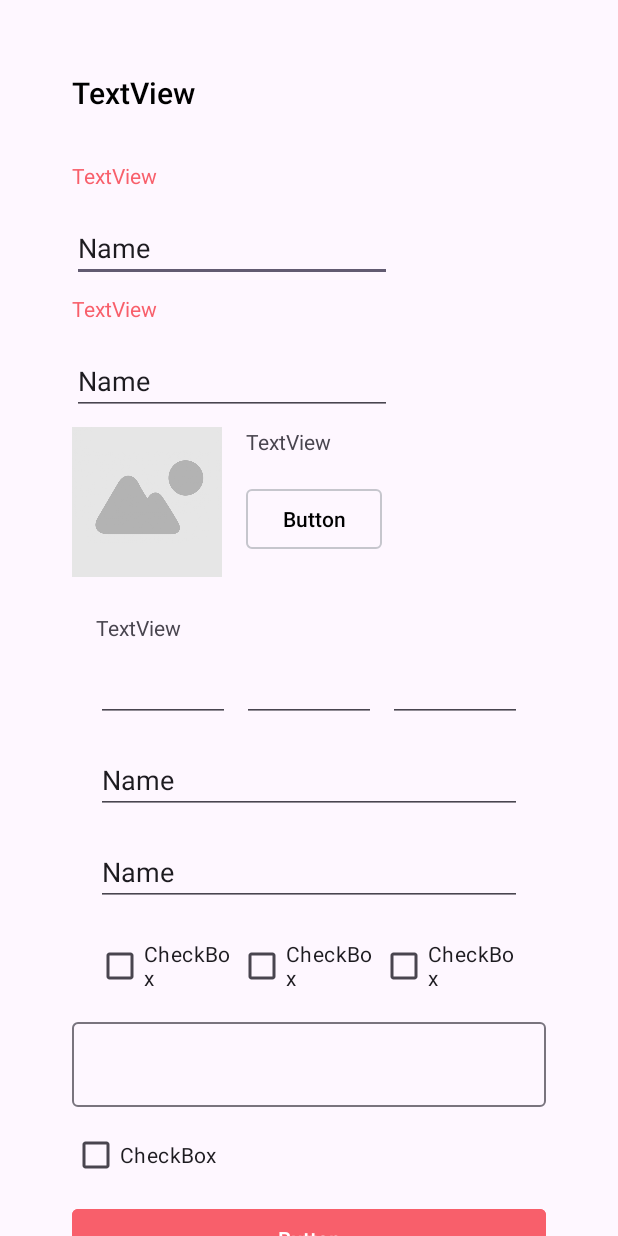
After one commit to nigroborgin/semester-work-androidapp-gasola, an Android app: the RegistrationActivity screen opened directly, with no data from a screen before it, on a phone screen of 412 x 824 dp. The commit adds this screen. Run offline under Robolectric (Android 15) with nearby library versions, the phone set to English and light mode, and no system bars.

Commit message:
add: Registration Activity

```diff
--- a/app/src/main/AndroidManifest.xml
+++ b/app/src/main/AndroidManifest.xml
@@ -12,6 +12,9 @@
         android:supportsRtl="true"
         android:theme="@style/Theme.GasOla"
         tools:targetApi="31">
+        <activity
+            android:name=".RegistrationActivity"
+            android:exported="false" />
         <activity
             android:name=".LoginActivity"
             android:exported="false" />
--- /dev/null
+++ b/app/src/main/java/ru/marsu/gasola/RegistrationActivity.kt
@@ -0,0 +1,17 @@
+package ru.marsu.gasola
+
+import android.os.Bundle
+import androidx.appcompat.app.AppCompatActivity
+import ru.marsu.gasola.databinding.ActivityRegistrationBinding
+
+class RegistrationActivity : AppCompatActivity() {
+
+    lateinit var binding: ActivityRegistrationBinding
+
+    override fun onCreate(savedInstanceState: Bundle?) {
+        super.onCreate(savedInstanceState)
+        binding = ActivityRegistrationBinding.inflate(layoutInflater)
+        setContentView(binding.root)
+    }
+
+}
--- a/app/src/main/res/layout/activity_login.xml
+++ b/app/src/main/res/layout/activity_login.xml
@@ -41,9 +41,11 @@
 
     <androidx.constraintlayout.widget.ConstraintLayout
         android:id="@+id/clLogin"
-        android:layout_width="300dp"
+        android:layout_width="0dp"
         android:layout_height="wrap_content"
+        android:layout_marginStart="48dp"
         android:layout_marginTop="64dp"
+        android:layout_marginEnd="48dp"
         app:layout_constraintEnd_toEndOf="parent"
         app:layout_constraintStart_toStartOf="parent"
         app:layout_constraintTop_toBottomOf="@+id/clLogo">
@@ -52,8 +54,11 @@
             android:id="@+id/tvLogin"
             android:layout_width="wrap_content"
             android:layout_height="wrap_content"
+            android:fontFamily="sans-serif"
             android:text="TextView"
             android:textColor="@color/black"
+            android:textFontWeight="600"
+            android:textSize="@dimen/text_sise_title"
             app:layout_constraintStart_toStartOf="parent"
             app:layout_constraintTop_toTopOf="parent"
             tools:text="Вход" />
@@ -63,6 +68,7 @@
             android:layout_width="match_parent"
             android:layout_height="match_parent"
             android:layout_marginTop="32dp"
+            android:visibility="gone"
             app:layout_constraintEnd_toEndOf="parent"
             app:layout_constraintStart_toStartOf="parent"
             app:layout_constraintTop_toBottomOf="@id/tvLogin">
@@ -81,6 +87,7 @@
                 android:id="@+id/etSmsCode"
                 android:layout_width="0dp"
                 android:layout_height="wrap_content"
+                android:layout_marginTop="@dimen/distance_form_to_title"
                 android:ems="10"
                 android:inputType="number"
                 app:layout_constraintEnd_toEndOf="parent"
@@ -107,7 +114,7 @@
             android:layout_width="0dp"
             android:layout_height="wrap_content"
             android:layout_marginTop="32dp"
-            android:visibility="gone"
+            android:visibility="visible"
             app:layout_constraintEnd_toEndOf="parent"
             app:layout_constraintStart_toStartOf="parent"
             app:layout_constraintTop_toBottomOf="@+id/tvLogin">
@@ -126,7 +133,7 @@
                 android:id="@+id/etPhone"
                 android:layout_width="0dp"
                 android:layout_height="wrap_content"
-                android:layout_marginTop="16dp"
+                android:layout_marginTop="@dimen/distance_form_to_title"
                 android:ems="10"
                 android:inputType="phone"
                 app:layout_constraintEnd_toEndOf="parent"
--- /dev/null
+++ b/app/src/main/res/layout/activity_registration.xml
@@ -0,0 +1,323 @@
+<?xml version="1.0" encoding="utf-8"?>
+<androidx.constraintlayout.widget.ConstraintLayout xmlns:android="http://schemas.android.com/apk/res/android"
+    xmlns:app="http://schemas.android.com/apk/res-auto"
+    xmlns:tools="http://schemas.android.com/tools"
+    android:id="@+id/clMain"
+    android:layout_width="match_parent"
+    android:layout_height="match_parent"
+    tools:context=".RegistrationActivity">
+
+    <androidx.constraintlayout.widget.ConstraintLayout
+        android:id="@+id/clReg"
+        android:layout_width="0dp"
+        android:layout_height="wrap_content"
+        android:layout_marginStart="48dp"
+        android:layout_marginTop="48dp"
+        android:layout_marginEnd="48dp"
+        app:layout_constraintEnd_toEndOf="parent"
+        app:layout_constraintStart_toStartOf="parent"
+        app:layout_constraintTop_toTopOf="parent">
+
+        <TextView
+            android:id="@+id/tvReg"
+            android:layout_width="wrap_content"
+            android:layout_height="wrap_content"
+            android:fontFamily="sans-serif"
+            android:text="TextView"
+            android:textColor="@color/black"
+            android:textFontWeight="600"
+            android:textSize="@dimen/text_sise_title"
+            app:layout_constraintStart_toStartOf="parent"
+            app:layout_constraintTop_toTopOf="parent"
+            tools:text="Регистрация" />
+
+        <ScrollView
+            android:layout_width="0dp"
+            android:layout_height="wrap_content"
+            android:layout_marginTop="32dp"
+            app:layout_constraintEnd_toEndOf="parent"
+            app:layout_constraintStart_toStartOf="parent"
+            app:layout_constraintTop_toBottomOf="@+id/tvReg">
+
+            <androidx.constraintlayout.widget.ConstraintLayout
+                android:id="@+id/clRegForm"
+                android:layout_width="match_parent"
+                android:layout_height="wrap_content"
+                android:visibility="visible">
+
+                <androidx.constraintlayout.widget.ConstraintLayout
+                    android:id="@+id/clInputName"
+                    android:layout_width="0dp"
+                    android:layout_height="wrap_content"
+                    app:layout_constraintEnd_toEndOf="parent"
+                    app:layout_constraintStart_toStartOf="parent"
+                    app:layout_constraintTop_toTopOf="parent">
+
+                    <TextView
+                        android:id="@+id/tvName"
+                        android:layout_width="wrap_content"
+                        android:layout_height="wrap_content"
+                        android:text="TextView"
+                        android:textColor="@color/default_pink"
+                        app:layout_constraintStart_toStartOf="parent"
+                        app:layout_constraintTop_toTopOf="parent"
+                        tools:text="Имя" />
+
+                    <EditText
+                        android:id="@+id/etName"
+                        android:layout_width="0dp"
+                        android:layout_height="wrap_content"
+                        android:layout_marginTop="@dimen/distance_form_to_title"
+                        android:ems="10"
+                        android:inputType="text"
+                        android:text="Name"
+                        app:layout_constraintStart_toStartOf="parent"
+                        app:layout_constraintTop_toBottomOf="@+id/tvName"
+                        tools:text="Укажите имя" />
+                </androidx.constraintlayout.widget.ConstraintLayout>
+
+                <androidx.constraintlayout.widget.ConstraintLayout
+                    android:id="@+id/clInputPhone"
+                    android:layout_width="0dp"
+                    android:layout_height="wrap_content"
+                    android:layout_marginTop="8dp"
+                    app:layout_constraintEnd_toEndOf="parent"
+                    app:layout_constraintStart_toStartOf="parent"
+                    app:layout_constraintTop_toBottomOf="@+id/clInputName">
+
+                    <TextView
+                        android:id="@+id/tvPhone"
+                        android:layout_width="wrap_content"
+                        android:layout_height="wrap_content"
+                        android:text="TextView"
+                        android:textColor="@color/default_pink"
+                        app:layout_constraintStart_toStartOf="parent"
+                        app:layout_constraintTop_toTopOf="parent"
+                        tools:text="Телефон" />
+
+                    <EditText
+                        android:id="@+id/etPhone"
+                        android:layout_width="0dp"
+                        android:layout_height="wrap_content"
+                        android:layout_marginTop="@dimen/distance_form_to_title"
+                        android:ems="10"
+                        android:inputType="text"
+                        android:text="Name"
+                        app:layout_constraintStart_toStartOf="parent"
+                        app:layout_constraintTop_toBottomOf="@+id/tvPhone"
+                        tools:text="Укажите телефон" />
+                </androidx.constraintlayout.widget.ConstraintLayout>
+
+                <androidx.constraintlayout.widget.ConstraintLayout
+                    android:id="@+id/clImage"
+                    android:layout_width="match_parent"
+                    android:layout_height="wrap_content"
+                    android:layout_marginTop="8dp"
+                    app:layout_constraintEnd_toEndOf="parent"
+                    app:layout_constraintStart_toStartOf="parent"
+                    app:layout_constraintTop_toBottomOf="@+id/clInputPhone">
+
+                    <ImageView
+                        android:id="@+id/imageView"
+                        android:layout_width="100dp"
+                        android:layout_height="100dp"
+                        app:layout_constraintStart_toStartOf="parent"
+                        app:layout_constraintTop_toTopOf="parent"
+                        app:srcCompat="@drawable/default_image"
+                        tools:srcCompat="@drawable/default_image" />
+
+                    <TextView
+                        android:id="@+id/textView2"
+                        android:layout_width="wrap_content"
+                        android:layout_height="wrap_content"
+                        android:layout_marginStart="16dp"
+                        android:text="TextView"
+                        app:layout_constraintStart_toEndOf="@+id/imageView"
+                        app:layout_constraintTop_toTopOf="@+id/imageView"
+                        tools:text="Добавьте фото" />
+
+                    <Button
+                        android:id="@+id/button"
+                        android:layout_width="wrap_content"
+                        android:layout_height="wrap_content"
+                        android:layout_marginTop="18dp"
+                        android:backgroundTint="@android:color/transparent"
+                        android:text="Button"
+                        android:textColor="@color/black"
+                        app:cornerRadius="@dimen/button_corner_radius"
+                        app:layout_constraintStart_toStartOf="@+id/textView2"
+                        app:layout_constraintTop_toBottomOf="@+id/textView2"
+                        app:strokeColor="@color/material_dynamic_neutral80"
+                        app:strokeWidth="1dp"
+                        tools:text="Выбрать фото" />
+                </androidx.constraintlayout.widget.ConstraintLayout>
+
+                <androidx.constraintlayout.widget.ConstraintLayout
+                    android:id="@+id/clAuto"
+                    android:layout_width="0dp"
+                    android:layout_height="wrap_content"
+                    android:layout_marginTop="8dp"
+                    app:layout_constraintEnd_toEndOf="parent"
+                    app:layout_constraintHorizontal_bias="1.0"
+                    app:layout_constraintStart_toStartOf="parent"
+                    app:layout_constraintTop_toBottomOf="@+id/clImage">
+
+                    <TextView
+                        android:id="@+id/textView"
+                        android:layout_width="wrap_content"
+                        android:layout_height="wrap_content"
+                        android:layout_marginStart="16dp"
+                        android:layout_marginTop="16dp"
+                        android:text="TextView"
+                        app:layout_constraintStart_toStartOf="parent"
+                        app:layout_constraintTop_toTopOf="parent"
+                        tools:text="Автомобиль" />
+
+                    <LinearLayout
+                        android:id="@+id/llSize"
+                        android:layout_width="0dp"
+                        android:layout_height="wrap_content"
+                        android:layout_marginStart="16dp"
+                        android:layout_marginTop="8dp"
+                        android:layout_marginEnd="16dp"
+                        android:orientation="horizontal"
+                        app:layout_constraintEnd_toEndOf="parent"
+                        app:layout_constraintStart_toStartOf="parent"
+                        app:layout_constraintTop_toBottomOf="@+id/textView">
+
+                        <EditText
+                            android:id="@+id/etLength"
+                            android:layout_width="wrap_content"
+                            android:layout_height="match_parent"
+                            android:layout_marginEnd="8dp"
+                            android:layout_weight="1"
+                            android:ems="10"
+                            android:inputType="numberDecimal"
+                            tools:text="Длина, м" />
+
+                        <EditText
+                            android:id="@+id/etWidth"
+                            android:layout_width="wrap_content"
+                            android:layout_height="wrap_content"
+                            android:layout_marginEnd="8dp"
+                            android:layout_weight="1"
+                            android:ems="10"
+                            android:inputType="numberDecimal"
+                            tools:text="Ширина, м" />
+
+                        <EditText
+                            android:id="@+id/etHeight"
+                            android:layout_width="wrap_content"
+                            android:layout_height="wrap_content"
+                            android:layout_weight="1"
+                            android:ems="10"
+                            android:inputType="numberDecimal"
+                            tools:text="Высота, м" />
+                    </LinearLayout>
+
+                    <EditText
+                        android:id="@+id/etAutoMark"
+                        android:layout_width="0dp"
+                        android:layout_height="wrap_content"
+                        android:layout_marginTop="16dp"
+                        android:ems="10"
+                        android:inputType="text"
+                        android:text="Name"
+                        app:layout_constraintEnd_toEndOf="@+id/llSize"
+                        app:layout_constraintStart_toStartOf="@+id/llSize"
+                        app:layout_constraintTop_toBottomOf="@+id/llSize"
+                        tools:text="Марка автомобиля" />
+
+                    <EditText
+                        android:id="@+id/etStateNumber"
+                        android:layout_width="0dp"
+                        android:layout_height="wrap_content"
+                        android:layout_marginTop="16dp"
+                        android:ems="10"
+                        android:inputType="text"
+                        android:text="Name"
+                        app:layout_constraintEnd_toEndOf="@+id/etAutoMark"
+                        app:layout_constraintStart_toStartOf="@+id/etAutoMark"
+                        app:layout_constraintTop_toBottomOf="@+id/etAutoMark"
+                        tools:text="Гос номер" />
+
+                    <LinearLayout
+                        android:layout_width="0dp"
+                        android:layout_height="wrap_content"
+                        android:layout_marginTop="16dp"
+                        android:orientation="horizontal"
+                        app:layout_constraintEnd_toEndOf="@id/etStateNumber"
+                        app:layout_constraintStart_toStartOf="@+id/etStateNumber"
+                        app:layout_constraintTop_toBottomOf="@+id/etStateNumber">
+
+                        <CheckBox
+                            android:id="@+id/cbBack"
+                            android:layout_width="wrap_content"
+                            android:layout_height="wrap_content"
+                            android:layout_weight="1"
+                            android:text="CheckBox"
+                            tools:text="Задняя" />
+
+                        <CheckBox
+                            android:id="@+id/cbSide"
+                            android:layout_width="wrap_content"
+                            android:layout_height="wrap_content"
+                            android:layout_weight="1"
+                            android:text="CheckBox"
+                            tools:text="Боковая" />
+
+                        <CheckBox
+                            android:id="@+id/cbTop"
+                            android:layout_width="wrap_content"
+                            android:layout_height="wrap_content"
+                            android:layout_weight="1"
+                            android:text="CheckBox"
+                            tools:text="Верхняя" />
+                    </LinearLayout>
+
+                </androidx.constraintlayout.widget.ConstraintLayout>
+
+                <com.google.android.material.textfield.TextInputLayout
+                    android:id="@+id/tilBank"
+                    android:layout_width="0dp"
+                    android:layout_height="wrap_content"
+                    android:layout_marginTop="8dp"
+                    app:layout_constraintEnd_toEndOf="parent"
+                    app:layout_constraintStart_toStartOf="parent"
+                    app:layout_constraintTop_toBottomOf="@+id/clAuto">
+
+                    <com.google.android.material.textfield.TextInputEditText
+                        android:id="@+id/tietBank"
+                        android:layout_width="match_parent"
+                        android:layout_height="wrap_content"
+                        tools:text="Банк" />
+                </com.google.android.material.textfield.TextInputLayout>
+
+                <CheckBox
+                    android:id="@+id/cbAcceptTerms"
+                    android:layout_width="wrap_content"
+                    android:layout_height="wrap_content"
+                    android:layout_marginTop="8dp"
+                    android:text="CheckBox"
+                    app:layout_constraintStart_toStartOf="parent"
+                    app:layout_constraintTop_toBottomOf="@+id/tilBank"
+                    tools:text="Принять условия" />
+
+                <Button
+                    android:id="@+id/bOK"
+                    android:layout_width="0dp"
+                    android:layout_height="wrap_content"
+                    android:layout_marginTop="8dp"
+                    android:backgroundTint="@color/default_pink"
+                    android:text="Button"
+                    app:cornerRadius="@dimen/button_corner_radius"
+                    app:layout_constraintEnd_toEndOf="parent"
+                    app:layout_constraintStart_toStartOf="parent"
+                    app:layout_constraintTop_toBottomOf="@+id/cbAcceptTerms"
+                    tools:text="ОК" />
+
+            </androidx.constraintlayout.widget.ConstraintLayout>
+        </ScrollView>
+
+    </androidx.constraintlayout.widget.ConstraintLayout>
+</androidx.constraintlayout.widget.ConstraintLayout>
--- a/app/src/main/res/values/dimens.xml
+++ b/app/src/main/res/values/dimens.xml
@@ -1,4 +1,6 @@
 <?xml version="1.0" encoding="utf-8"?>
 <resources>
     <dimen name="button_corner_radius">4dp</dimen>
+    <dimen name="distance_form_to_title">16dp</dimen>
+    <dimen name="text_sise_title">20sp</dimen>
 </resources>
```
Also changed, not shown: app/src/main/res/drawable/default_image.png (added).
